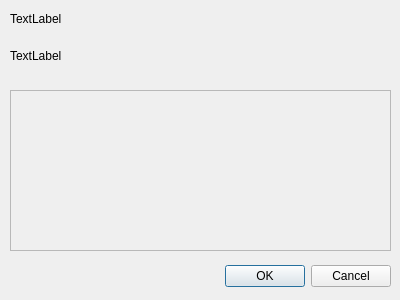
Old version of the form src/windows/parameter_dialog.ui in the repository teafis/ModelTea.
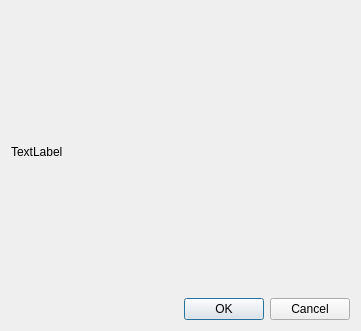
New version of the form.

Commit message: Additional updates for parameters, changing values, etc

```diff
--- a/src/windows/parameter_dialog.ui
+++ b/src/windows/parameter_dialog.ui
@@ -6,8 +6,8 @@
    <rect>
     <x>0</x>
     <y>0</y>
-    <width>400</width>
-    <height>300</height>
+    <width>361</width>
+    <height>331</height>
    </rect>
   </property>
   <property name="windowTitle">
@@ -16,71 +16,28 @@
   <property name="modal">
    <bool>true</bool>
   </property>
-  <widget class="QDialogButtonBox" name="buttonBox">
-   <property name="geometry">
-    <rect>
-     <x>0</x>
-     <y>260</y>
-     <width>391</width>
-     <height>32</height>
-    </rect>
-   </property>
-   <property name="orientation">
-    <enum>Qt::Horizontal</enum>
-   </property>
-   <property name="standardButtons">
-    <set>QDialogButtonBox::Cancel|QDialogButtonBox::Ok</set>
-   </property>
-  </widget>
-  <widget class="QLabel" name="lblBlockTitle">
-   <property name="geometry">
-    <rect>
-     <x>10</x>
-     <y>10</y>
-     <width>58</width>
-     <height>18</height>
-    </rect>
-   </property>
-   <property name="text">
-    <string>TextLabel</string>
-   </property>
-  </widget>
-  <widget class="QLabel" name="lblBlockDescription">
-   <property name="geometry">
-    <rect>
-     <x>10</x>
-     <y>30</y>
-     <width>381</width>
-     <height>51</height>
-    </rect>
-   </property>
-   <property name="text">
-    <string>TextLabel</string>
-   </property>
-  </widget>
-  <widget class="QScrollArea" name="parameterArea">
-   <property name="geometry">
-    <rect>
-     <x>10</x>
-     <y>90</y>
-     <width>381</width>
-     <height>161</height>
-    </rect>
-   </property>
-   <property name="widgetResizable">
-    <bool>true</bool>
-   </property>
-   <widget class="QWidget" name="scrollAreaWidgetContents">
-    <property name="geometry">
-     <rect>
-      <x>0</x>
-      <y>0</y>
-      <width>379</width>
-      <height>159</height>
-     </rect>
-    </property>
-   </widget>
-  </widget>
+  <layout class="QVBoxLayout" name="verticalLayout">
+   <item>
+    <widget class="QLabel" name="lblBlockTitle">
+     <property name="text">
+      <string>TextLabel</string>
+     </property>
+    </widget>
+   </item>
+   <item>
+    <layout class="QVBoxLayout" name="parameterItemLayout"/>
+   </item>
+   <item>
+    <widget class="QDialogButtonBox" name="buttonBox">
+     <property name="orientation">
+      <enum>Qt::Horizontal</enum>
+     </property>
+     <property name="standardButtons">
+      <set>QDialogButtonBox::Cancel|QDialogButtonBox::Ok</set>
+     </property>
+    </widget>
+   </item>
+  </layout>
  </widget>
  <resources/>
  <connections>
```
The commit also changes 17 other files.
